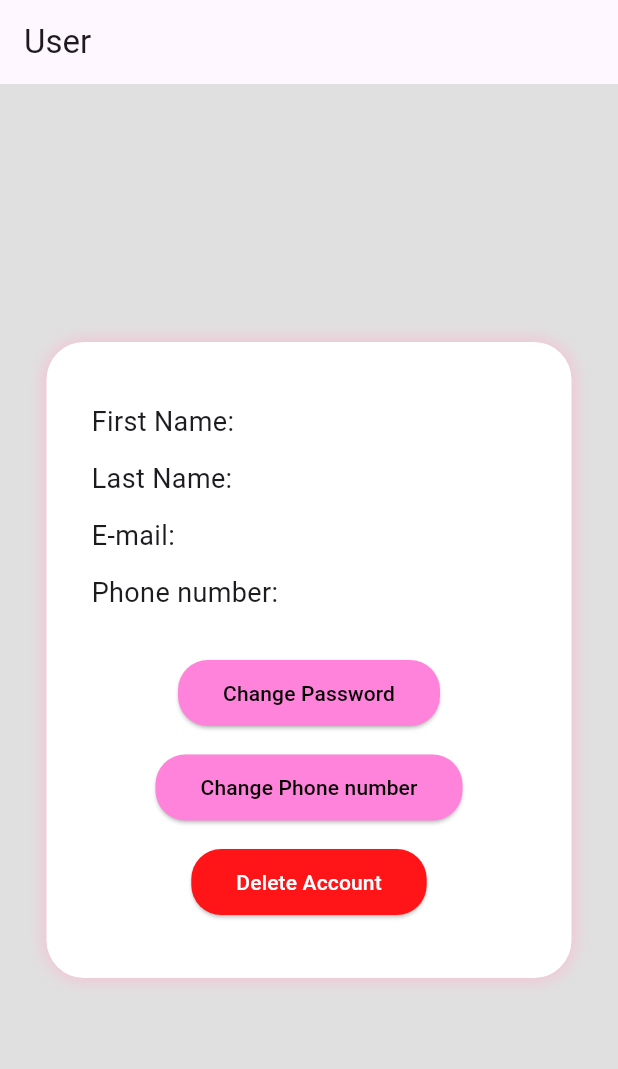
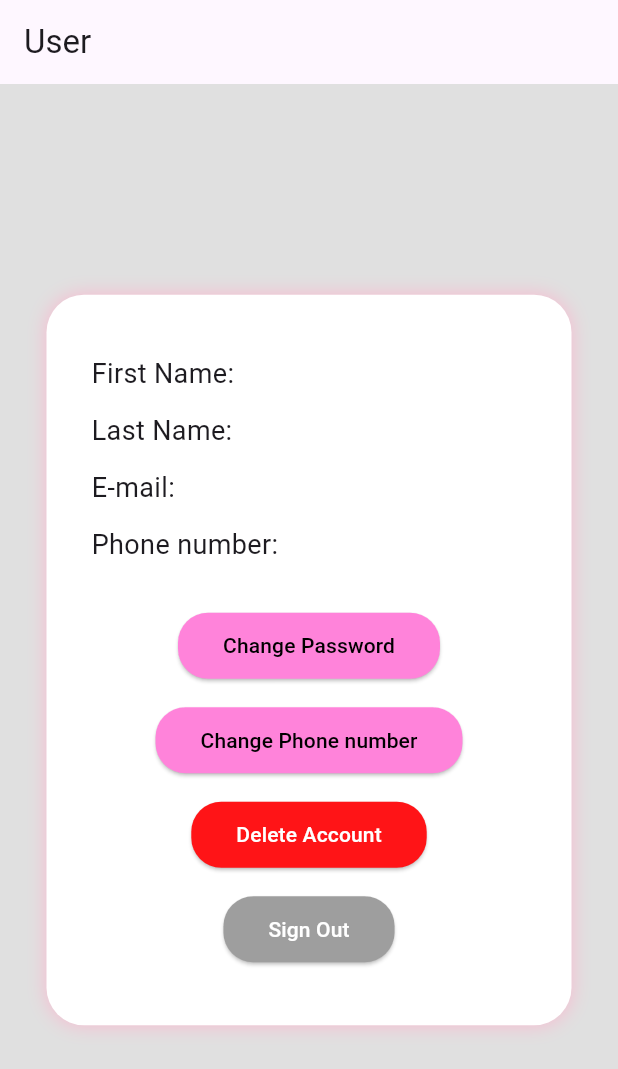
Before and after one commit to SoraP1510/Hotel_DD, a Flutter app: the UserPage screen opened directly, on a phone screen of 412 x 824 dp. Shown: the top 1069 px of the screen. Run offline on Flutter 3.47's test engine with Material 3 defaults, Android fonts, the phone set to English and light mode, and no system bars; our stand-ins replace flutter_map, latlong2; network calls fail.

Commit message:
Update Sign Out

```diff
--- a/lib/screens/UserPage.dart
+++ b/lib/screens/UserPage.dart
@@ -169,6 +169,25 @@ class _UserPageState extends State<UserPage> {
                         padding: const EdgeInsets.symmetric(horizontal: 30, vertical: 12),
                       ),
                       child: const Text("Delete Account"),
+
+                    ),
+                    const SizedBox(height: 15),
+                    ElevatedButton(
+                      onPressed: () {
+                        SessionManager.currentUser = null;
+                        Navigator.pushAndRemoveUntil(
+                          context,
+                          MaterialPageRoute(builder: (_) => const MainScreen()),
+                          (route) => false,
+                        );
+                      },
+                      style: ElevatedButton.styleFrom(
+                        backgroundColor: Colors.grey,
+                        foregroundColor: Colors.white,
+                        shape: RoundedRectangleBorder(borderRadius: BorderRadius.circular(20)),
+                        padding: const EdgeInsets.symmetric(horizontal: 30, vertical: 12),
+                      ),
+                      child: const Text("Sign Out"),
                     ),
                   ],
                 ),
```
